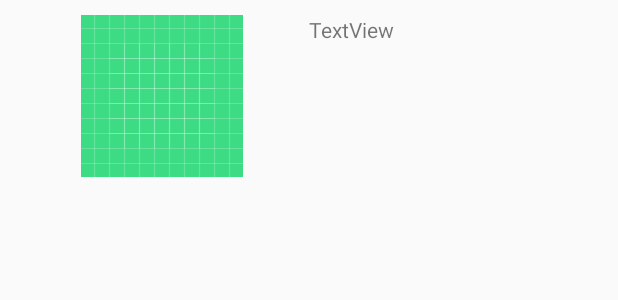
After one commit to Muneiahtellakula/kotlin-learningTasks, an Android app: the layout each_item_design.xml on its own in the app's theme, with its tools: preview values and no code run, on a phone screen of 412 x 824 dp. The commit adds this screen. Shown: the top 300 px of the screen. Run offline under Robolectric (Android 15) with nearby library versions, the phone set to English and light mode, and no system bars.

Commit message:
Retrofit output file added

```diff
--- a/RetrofitPractices1/app/build.gradle
+++ b/RetrofitPractices1/app/build.gradle
@@ -20,6 +20,11 @@ android {
             proguardFiles getDefaultProguardFile('proguard-android-optimize.txt'), 'proguard-rules.pro'
         }
     }
+    //for latest jvm 1.8 support
+    compileOptions {
+        sourceCompatibility JavaVersion.VERSION_1_8
+        targetCompatibility JavaVersion.VERSION_1_8
+    }
 
 }
 
--- /dev/null
+++ b/RetrofitPractices1/app/src/main/res/layout/each_item_design.xml
@@ -0,0 +1,24 @@
+<?xml version="1.0" encoding="utf-8"?>
+<LinearLayout xmlns:android="http://schemas.android.com/apk/res/android"
+    xmlns:app="http://schemas.android.com/apk/res-auto"
+    android:weightSum="2"
+    android:layout_weight="10"
+    android:layout_margin="10dp"
+    android:layout_marginTop="10dp"
+    android:orientation="horizontal" android:layout_width="match_parent"
+    android:layout_height="wrap_content">
+
+    <ImageView
+        android:id="@+id/iv"
+        android:layout_width="0dp"
+        android:layout_weight="1"
+        android:layout_height="wrap_content"
+        app:srcCompat="@drawable/ic_launcher_background" />
+
+    <TextView
+        android:id="@+id/textView_tv"
+        android:layout_width="0dp"
+        android:layout_weight="1"
+        android:layout_height="wrap_content"
+        android:text="TextView" />
+</LinearLayout>
```
Also changed, not shown: RetrofitPractices1/app/src/main/java/com/muneiah/retrofitpractices1/GetDataService.java (added, +12 -0 lines), RetrofitPractices1/app/src/main/java/com/muneiah/retrofitpractices1/MainActivity.java (+42 -1 lines), RetrofitPractices1/app/src/main/java/com/muneiah/retrofitpractices1/MyAdapter.java (added, +60 -0 lines), RetrofitPractices1/app/src/main/java/com/muneiah/retrofitpractices1/Repo.java (added, +74 -0 lines), RetrofitPractices1/app/src/main/java/com/muneiah/retrofitpractices1/RetrofitClientInstance.java (added, +20 -0 lines), RetrofitPractices1/app/src/main/res/layout/activity_main.xml (+7 -9 lines), RetrofitPractices1/app/src/main/AndroidManifest.xml (line endings or trailing spaces), 1 other file.
